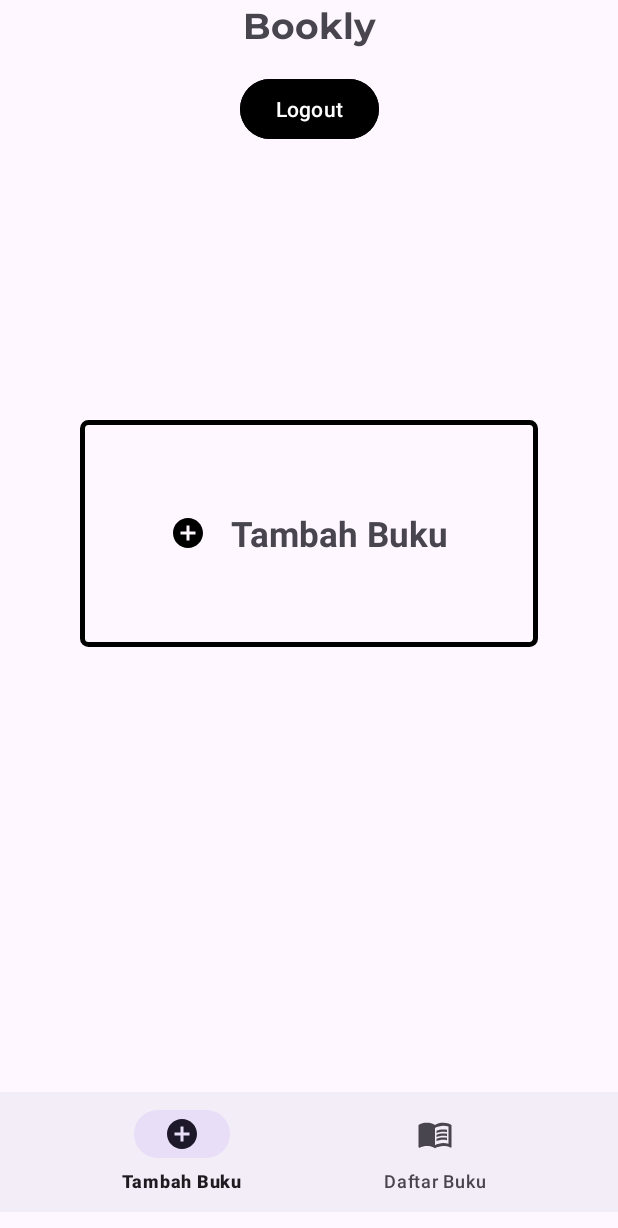
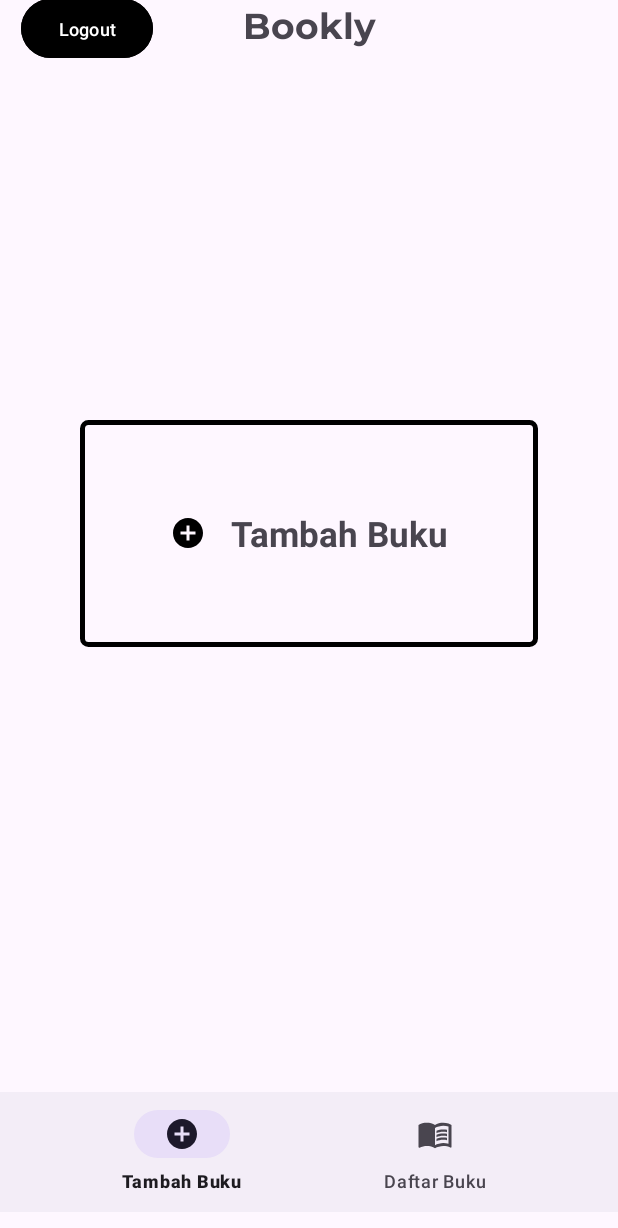
Before and after one commit to Mahesandra23/UTS_LEC_MAP, an Android app: the AdminFragment screen opened through its navigation route, on a phone screen of 412 x 824 dp. Shown: the top 1228 px of the screen. Run offline under Robolectric (Android 15) with nearby library versions, the light colour scheme and no system bars; our stand-ins replace Firebase (no records; nobody signed in at launch, a user with empty details on screens opened directly).

Commit message:
update button logout

```diff
--- a/app/src/main/java/com/example/uts_lec_map/AdminFragment.kt
+++ b/app/src/main/java/com/example/uts_lec_map/AdminFragment.kt
@@ -11,10 +11,6 @@ import com.google.android.material.bottomnavigation.BottomNavigationView
 import android.widget.Button
 import com.google.firebase.auth.FirebaseAuth
 
-/**
- * Fragment untuk fitur Admin.
- * Berfungsi mengelola navigasi halaman untuk Admin dan menyediakan tombol logout.
- */
 class AdminFragment : Fragment() {
 
     override fun onCreateView(
--- a/app/src/main/res/layout/fragment_admin.xml
+++ b/app/src/main/res/layout/fragment_admin.xml
@@ -23,12 +23,16 @@
         android:id="@+id/logoutButton"
         android:layout_width="wrap_content"
         android:layout_height="wrap_content"
-        android:layout_marginTop="16dp"
         android:text="Logout"
+        android:textSize="12sp"
+        android:padding="-5dp"
+        android:layout_marginEnd="60dp"
+        android:layout_marginTop="-5dp"
         android:backgroundTint="@color/black"
-        app:layout_constraintTop_toBottomOf="@id/title_bookly"
-        app:layout_constraintStart_toStartOf="parent"
-        app:layout_constraintEnd_toEndOf="parent" />
+        app:layout_constraintTop_toTopOf="@id/title_bookly"
+        app:layout_constraintEnd_toStartOf="@id/title_bookly" />
+
+
 
 
     <!-- Container for Add and Edit Book -->
```
Also changed, not shown: app/src/main/java/com/example/uts_lec_map/HomeFragment.kt (+13 -4 lines).
